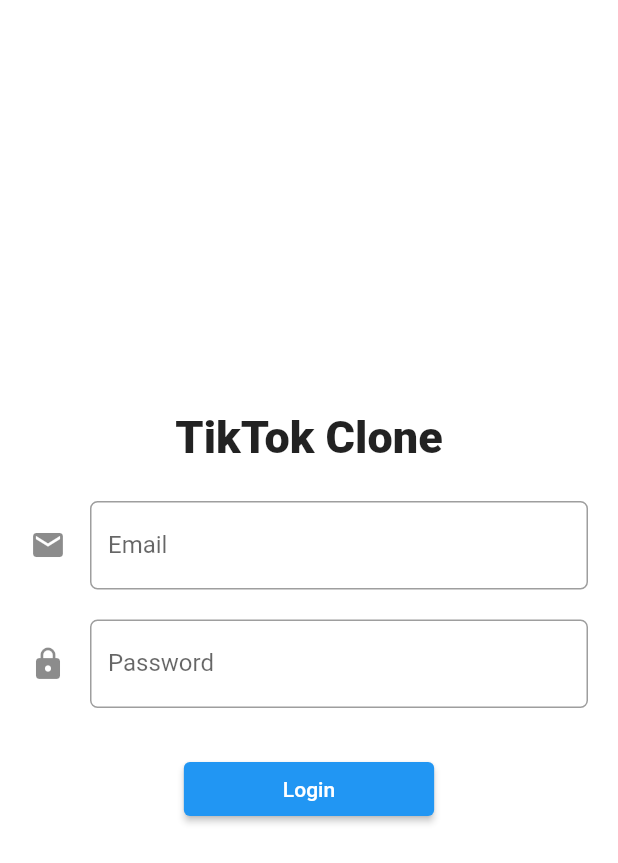
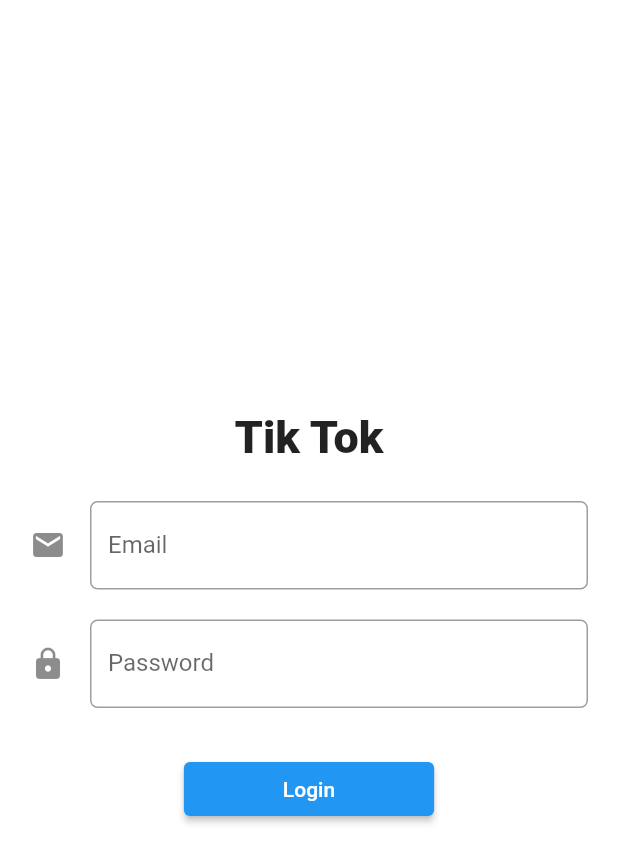
Before and after one commit to PremRai345/TikTok, a Flutter app: the screen it shows after launch, on a phone screen of 412 x 824 dp. Shown: the top 863 px of the screen. Run offline on Flutter 3.47's test engine with Material 2 defaults, Android fonts, the phone set to English and light mode, and no system bars; our stand-ins replace cloud_firestore, firebase_auth, firebase_core, firebase_storage, get, image_picker; missing offline and left inert: dart:js; accounts and stored records are empty.

```diff
--- a/tiktok/lib/view/screens/auth/login_screen.dart
+++ b/tiktok/lib/view/screens/auth/login_screen.dart
@@ -19,25 +19,25 @@ class LoginScreen extends StatelessWidget {
           children: [
             GlithEffect(
                 child: const Text(
-              "TikTok Clone",
+              "Tik Tok",
               style: TextStyle(fontWeight: FontWeight.w900, fontSize: 30),
             )),
-            SizedBox(
+            const SizedBox(
               height: 25,
             ),
             Container(
-              margin: EdgeInsets.symmetric(horizontal: 20),
+              margin: const EdgeInsets.symmetric(horizontal: 20),
               child: TextInputField(
                 controller: _emailController,
                 myLabelText: "Email",
                 myIcon: Icons.email,
               ),
             ),
-            SizedBox(
+            const SizedBox(
               height: 20,
             ),
             Container(
-              margin: EdgeInsets.symmetric(horizontal: 20),
+              margin: const EdgeInsets.symmetric(horizontal: 20),
               child: TextInputField(
                 controller: _passwordController,
                 myLabelText: "Password",
@@ -45,7 +45,7 @@ class LoginScreen extends StatelessWidget {
                 toHide: true,
               ),
             ),
-            SizedBox(
+            const SizedBox(
               height: 30,
             ),
             ElevatedButton(
@@ -54,8 +54,9 @@ class LoginScreen extends StatelessWidget {
                       .login(_emailController.text, _passwordController.text);
                 },
                 child: Container(
-                    padding: EdgeInsets.symmetric(horizontal: 50, vertical: 10),
-                    child: Text("Login")))
+                    padding: const EdgeInsets.symmetric(
+                        horizontal: 50, vertical: 10),
+                    child: const Text("Login")))
           ],
         ),
       ),
--- a/tiktok/lib/view/screens/home.dart
+++ b/tiktok/lib/view/screens/home.dart
@@ -49,7 +49,7 @@ class _HomeScreenState extends State<HomeScreen> {
         ],
       ),
       body: Center(
-        child: Text(pageindex[pageidx]),
+        child: pageindex[pageidx],
       ),
     );
   }
```
Also changed, not shown: tiktok/lib/constant.dart (+8 -1 lines), tiktok/lib/view/screens/add_video.dart (added, +66 -0 lines), tiktok/lib/view/screens/auth/signup_screen.dart (+8 -8 lines).
